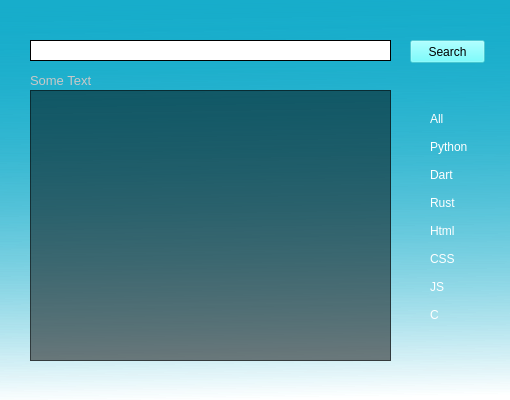
Qt form file_manager/project_manager/project_manager.ui (RevTpark/projects_manager) before a commit.
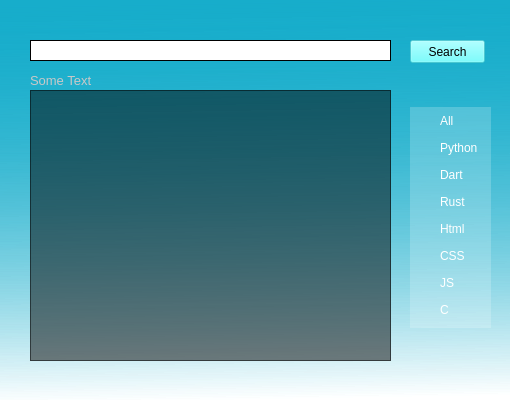
The same form after that commit.

Commit message: almost done for now

What changed in the file:
```diff
--- a/file_manager/project_manager/project_manager.ui
+++ b/file_manager/project_manager/project_manager.ui
@@ -89,7 +89,8 @@
     </rect>
    </property>
    <property name="styleSheet">
-    <string notr="true">background-color: rgba(0,0,0,0);</string>
+    <string notr="true">background-color: rgba(255, 255, 255, 50);
+padding-left: 10px;</string>
    </property>
    <layout class="QVBoxLayout" name="verticalLayout">
     <item>
```
The commit also changes 1 other file.
